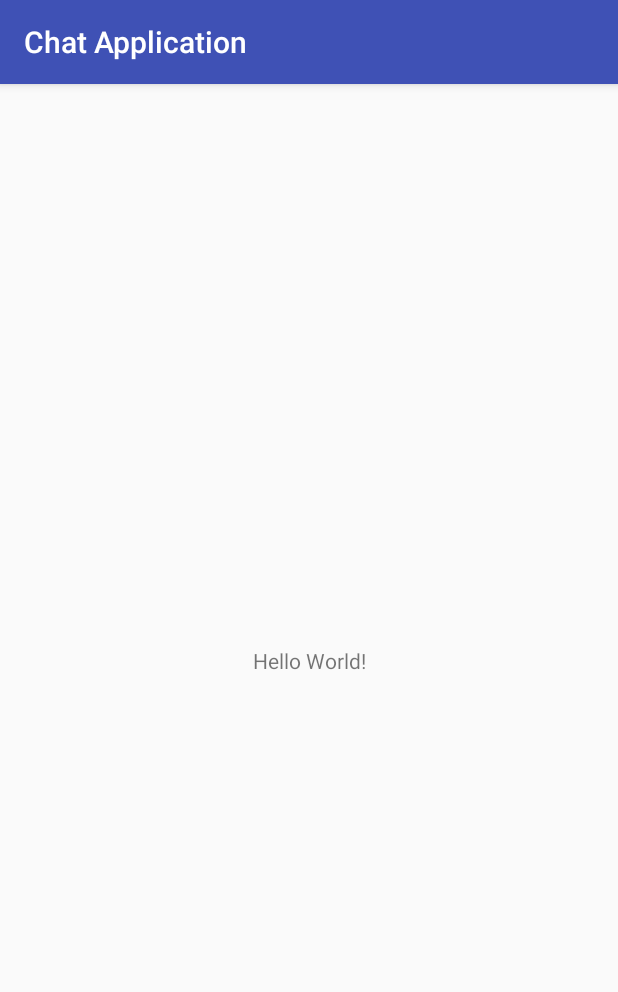
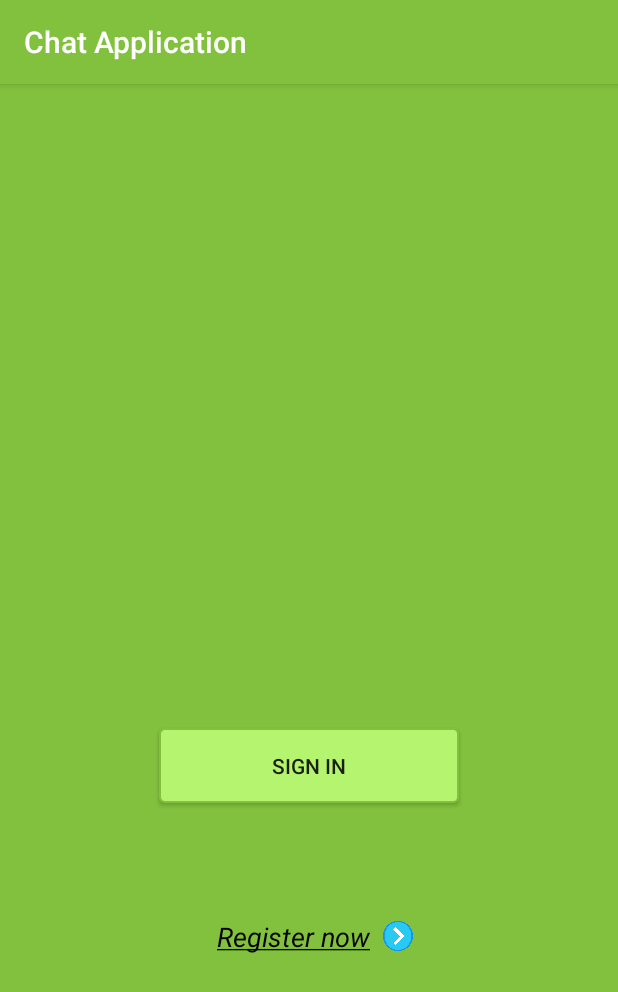
Before and after one commit to tuhuynh94/Chat-Final-Application, an Android app: the screen it shows after launch (MainActivity), on a phone screen of 412 x 824 dp. Shown: the top 992 px of the screen. Run offline under Robolectric (Android 15) with nearby library versions, the phone set to English and light mode, and no system bars.

Commit message:
update structure project

```diff
--- a/app/src/main/AndroidManifest.xml
+++ b/app/src/main/AndroidManifest.xml
@@ -9,13 +9,16 @@
         android:roundIcon="@mipmap/ic_launcher_round"
         android:supportsRtl="true"
         android:theme="@style/AppTheme">
-        <activity android:name=".MainActivity">
+        <activity android:name=".yolo.frontend.activities.MainActivity">
             <intent-filter>
                 <action android:name="android.intent.action.MAIN" />
 
                 <category android:name="android.intent.category.LAUNCHER" />
             </intent-filter>
         </activity>
+        <activity android:name=".yolo.frontend.activities.login.LoginActivity" />
+        <activity android:name=".yolo.frontend.activities.login.CodeVerificationActivity" />
+        <activity android:name=".yolo.frontend.activities.login.PhoneNumberActivity"></activity>
     </application>
 
 </manifest>
--- a/app/src/main/java/com/thuong/tu/chatapplication/MainActivity.java
+++ b/app/src/main/java/com/thuong/tu/chatapplication/yolo/frontend/activities/MainActivity.java
@@ -1,7 +1,9 @@
-package com.thuong.tu.chatapplication;
+package com.thuong.tu.chatapplication.yolo.frontend.activities;
 
 import android.support.v7.app.AppCompatActivity;
 import android.os.Bundle;
+
+import com.thuong.tu.chatapplication.R;
 
 public class MainActivity extends AppCompatActivity {
 
--- /dev/null
+++ b/app/src/main/res/drawable/button.xml
@@ -0,0 +1,24 @@
+<?xml version="1.0" encoding="utf-8"?>
+<selector xmlns:android="http://schemas.android.com/apk/res/android" >
+    <!--<item android:state_pressed="true" >-->
+        <!--<shape android:shape="rectangle"  >-->
+            <!--<corners android:radius="3dip" />-->
+            <!--<stroke android:width="1dip" android:color="#5e7974" />-->
+            <!--<gradient android:angle="-90" android:startColor="#345953" android:endColor="#689a92"  />-->
+        <!--</shape>-->
+    <!--</item>-->
+    <!--<item android:state_focused="true">-->
+        <!--<shape android:shape="rectangle"  >-->
+            <!--<corners android:radius="3dip" />-->
+            <!--<stroke android:width="1dip" android:color="#5e7974" />-->
+            <!--<solid android:color="@color/primaryLightColor"/>-->
+        <!--</shape>-->
+    <!--</item>-->
+    <item >
+        <shape android:shape="rectangle"  >
+            <corners android:radius="3dip" />
+            <stroke android:width="1dip" android:color="@color/primaryColor" />
+            <gradient android:angle="-90" android:startColor="@color/primaryLightColor" android:endColor="@color/primaryLightColor" />
+        </shape>
+    </item>
+</selector>
--- a/app/src/main/res/layout/activity_main.xml
+++ b/app/src/main/res/layout/activity_main.xml
@@ -4,15 +4,72 @@
     xmlns:tools="http://schemas.android.com/tools"
     android:layout_width="match_parent"
     android:layout_height="match_parent"
-    tools:context="com.thuong.tu.chatapplication.MainActivity">
+    android:background="@color/primaryColor"
+    tools:context="com.thuong.tu.chatapplication.yolo.frontend.activities.MainActivity">
 
-    <TextView
-        android:layout_width="wrap_content"
-        android:layout_height="wrap_content"
-        android:text="Hello World!"
+    <Button
+        android:id="@+id/btn_sign_in"
+        android:layout_width="200dp"
+        android:layout_height="50dp"
+        android:layout_marginBottom="8dp"
+        android:layout_marginLeft="8dp"
+        android:layout_marginRight="8dp"
+        android:layout_marginTop="8dp"
+        android:text="SIGN IN"
+        android:background="@drawable/button"
         app:layout_constraintBottom_toBottomOf="parent"
         app:layout_constraintLeft_toLeftOf="parent"
         app:layout_constraintRight_toRightOf="parent"
-        app:layout_constraintTop_toTopOf="parent" />
+        app:layout_constraintTop_toTopOf="parent"
+        app:layout_constraintVertical_bias="0.6"
+        android:layout_marginStart="8dp"
+        android:layout_marginEnd="8dp" />
+
+    <LinearLayout
+        android:layout_width="140dp"
+        android:layout_height="50dp"
+        android:layout_marginBottom="8dp"
+        android:layout_marginLeft="8dp"
+        android:layout_marginRight="8dp"
+        android:layout_marginTop="8dp"
+        android:orientation="horizontal"
+        app:layout_constraintBottom_toBottomOf="parent"
+        app:layout_constraintLeft_toLeftOf="parent"
+        app:layout_constraintRight_toRightOf="parent"
+        app:layout_constraintTop_toBottomOf="@+id/btn_sign_in"
+        app:layout_constraintVertical_bias="0.25">
+
+        <TextView
+            android:id="@+id/btn_register"
+            android:layout_width="wrap_content"
+            android:layout_height="wrap_content"
+            android:layout_gravity="center"
+            android:layout_marginBottom="8dp"
+            android:layout_marginEnd="8dp"
+            android:layout_marginLeft="8dp"
+            android:layout_marginRight="8dp"
+            android:layout_marginStart="8dp"
+            android:layout_marginTop="8dp"
+            android:layout_weight="1.5"
+            android:clickable="true"
+            android:text="@string/register_text"
+            android:textAlignment="center"
+            android:textColor="@color/primaryTextColor"
+            android:textSize="18sp"
+            android:textStyle="italic"
+            app:layout_constraintBottom_toBottomOf="parent"
+            app:layout_constraintLeft_toLeftOf="parent"
+            app:layout_constraintRight_toRightOf="parent"
+            app:layout_constraintTop_toBottomOf="@+id/btn_sign_in"
+            app:layout_constraintVertical_bias="0.254" />
+
+        <ImageView
+            android:id="@+id/imageView2"
+            android:layout_width="20dp"
+            android:layout_height="20dp"
+            android:layout_gravity="center_vertical"
+            android:layout_weight="1"
+            app:srcCompat="@drawable/next_icon" />
+    </LinearLayout>
 
 </android.support.constraint.ConstraintLayout>
--- a/app/src/main/res/values/colors.xml
+++ b/app/src/main/res/values/colors.xml
@@ -1,6 +1,7 @@
-<?xml version="1.0" encoding="utf-8"?>
+<!--?xml version="1.0" encoding="UTF-8"?-->
 <resources>
-    <color name="colorPrimary">#3F51B5</color>
-    <color name="colorPrimaryDark">#303F9F</color>
-    <color name="colorAccent">#FF4081</color>
+  <color name="primaryColor">#82c13e</color>
+  <color name="primaryLightColor">#b5f46f</color>
+  <color name="primaryDarkColor">#509000</color>
+  <color name="primaryTextColor">#000000</color>
 </resources>
--- a/app/src/main/res/values/strings.xml
+++ b/app/src/main/res/values/strings.xml
@@ -1,3 +1,4 @@
 <resources>
     <string name="app_name">Chat Application</string>
+    <string name="register_text"><u>Register now</u></string>
 </resources>
--- a/app/src/main/res/values/styles.xml
+++ b/app/src/main/res/values/styles.xml
@@ -3,9 +3,23 @@
     <!-- Base application theme. -->
     <style name="AppTheme" parent="Theme.AppCompat.Light.DarkActionBar">
         <!-- Customize your theme here. -->
-        <item name="colorPrimary">@color/colorPrimary</item>
-        <item name="colorPrimaryDark">@color/colorPrimaryDark</item>
-        <item name="colorAccent">@color/colorAccent</item>
+        <item name="colorPrimary">@color/primaryColor</item>
+        <item name="colorPrimaryDark">@color/primaryDarkColor</item>
+        <item name="colorAccent">@color/primaryLightColor</item>
+    </style>
+
+    <!--Input field style-->
+    <style name="input_field">
+        <item name="android:textColorHint">@android:color/white</item>
+        <item name="android:background">@color/primaryDarkColor</item>
+        <item name="android:layout_marginLeft">8dp</item>
+        <item name="android:layout_marginRight">8dp</item>
+        <item name="android:layout_marginTop">8dp</item>
+        <item name="android:layout_marginBottom">8dp</item>
+        <item name="android:textColor">@android:color/white</item>
+        <item name="android:layout_width">250dp</item>
+        <item name="android:layout_height">50dp</item>
+        <item name="android:paddingLeft">10dp</item>
     </style>
 
 </resources>
```
Also changed, not shown: app/src/main/java/com/thuong/tu/chatapplication/yolo/frontend/activities/login/CodeVerificationActivity.java (added, +15 -0 lines), app/src/main/java/com/thuong/tu/chatapplication/yolo/frontend/activities/login/LoginActivity.java (added, +15 -0 lines), app/src/main/java/com/thuong/tu/chatapplication/yolo/frontend/activities/login/PhoneNumberActivity.java (added, +15 -0 lines), app/src/main/res/layout/activity_code_verification.xml (added, +37 -0 lines), app/src/main/res/layout/activity_login.xml (added, +51 -0 lines), app/src/main/res/layout/activity_phone_number.xml (added, +38 -0 lines), app/src/main/res/drawable/next_icon.png (added).
